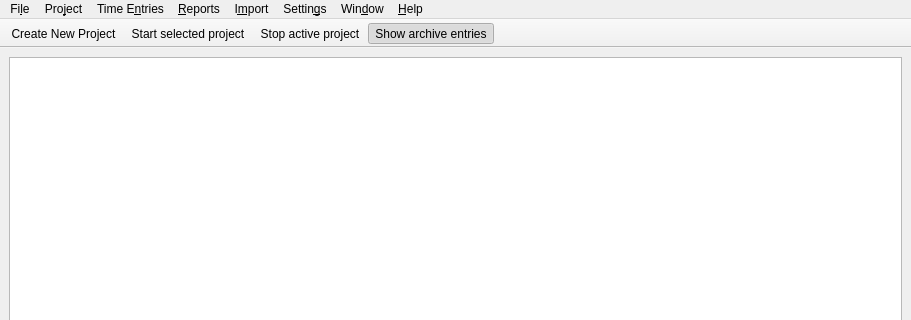
Qt form source/main_window.ui (jansorg/tom-ui) before a commit; both pictures show x 0 to 911 and y 0 to 320 of the 911 by 733 pixel window.
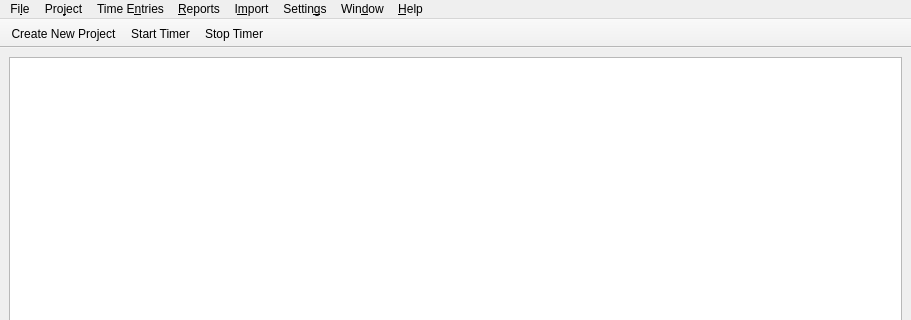
The same form after that commit. Icons and pictures are not drawn. Custom widgets are drawn as their Qt base class.

Diff of the .ui file:
```diff
--- a/source/main_window.ui
+++ b/source/main_window.ui
@@ -219,7 +219,6 @@
    <addaction name="actionProjectCreate"/>
    <addaction name="actionProjectStart"/>
    <addaction name="actionProjectStop"/>
-   <addaction name="actionSettingsShowArchived"/>
   </widget>
   <action name="actionQuit">
    <property name="icon">
@@ -274,7 +273,10 @@
      <normaloff>.</normaloff>.</iconset>
    </property>
    <property name="text">
-    <string>&amp;Create New Project</string>
+    <string>&amp;Create New Project...</string>
+   </property>
+   <property name="iconText">
+    <string>Create New Project</string>
    </property>
    <property name="toolTip">
     <string>Create a new project</string>
@@ -308,7 +310,10 @@
   </action>
   <action name="actionProjectStart">
    <property name="text">
-    <string>&amp;Start selected project</string>
+    <string>&amp;Start timer</string>
+   </property>
+   <property name="iconText">
+    <string>Start Timer</string>
    </property>
    <property name="toolTip">
     <string>Start the currently selected project</string>
@@ -322,7 +327,10 @@
   </action>
   <action name="actionProjectStop">
    <property name="text">
-    <string>Sto&amp;p active project</string>
+    <string>S&amp;top timer</string>
+   </property>
+   <property name="iconText">
+    <string>Stop Timer</string>
    </property>
    <property name="toolTip">
     <string>Stop the currently selected project</string>
@@ -430,7 +438,10 @@
     <bool>true</bool>
    </property>
    <property name="text">
-    <string>Show archive entries</string>
+    <string>&amp;Show archived entries</string>
+   </property>
+   <property name="iconText">
+    <string>Archived entries</string>
    </property>
   </action>
  </widget>
```
Left out of the diff: 41 changed lines with no effect on the pictures.
